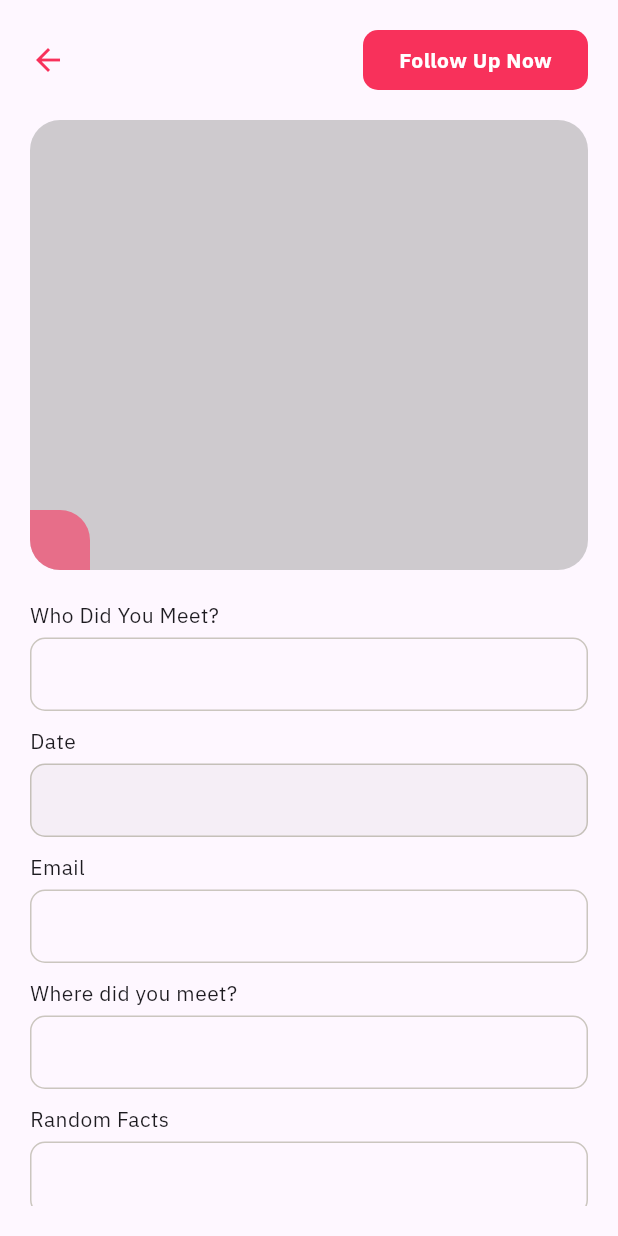
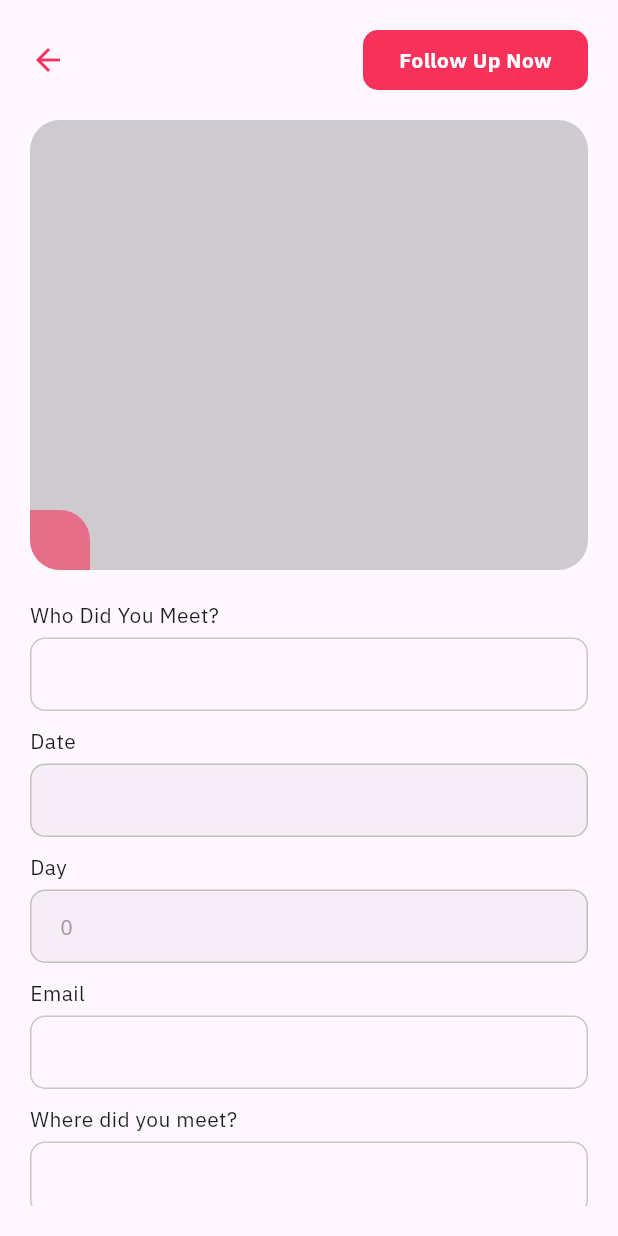
Before and after one commit to punchagency/heyfollowup-client, a Flutter app: the FollowUpDetailScreen screen opened directly with empty values, on a phone screen of 412 x 824 dp. Run offline on Flutter 3.47's test engine with Material 3 defaults, Android fonts, the phone set to English and light mode, and no system bars; our stand-ins replace another_flushbar, cached_network_image, camera, dio, flutter_markdown, flutter_spinkit and 11 more; missing offline and left inert: country_pickers, qr_code_scanner_plus; accounts and stored records are empty.

```diff
--- a/lib/data/models/follow_up_model.dart
+++ b/lib/data/models/follow_up_model.dart
@@ -15,6 +15,7 @@ class FollowUpModel {
   String? createdAt;
   String? updatedAt;
   int? iV;
+  int? followUpDays;
 
   FollowUpModel(
       {this.sId,
@@ -32,6 +33,7 @@ class FollowUpModel {
         this.phoneNumber,
         this.createdAt,
         this.updatedAt,
+        this.followUpDays,
         this.iV});
 
   FollowUpModel.fromJson(Map<String, dynamic> json) {
@@ -51,6 +53,7 @@ class FollowUpModel {
     createdAt = json['createdAt'];
     updatedAt = json['updatedAt'];
     iV = json['__v'];
+    followUpDays = json['followUpDays'];
   }
 
   Map<String, dynamic> toJson() {
@@ -71,6 +74,7 @@ class FollowUpModel {
     data['createdAt'] = this.createdAt;
     data['updatedAt'] = this.updatedAt;
     data['__v'] = this.iV;
+    data['followUpDays'] = this.followUpDays;
     return data;
   }
 }
--- a/lib/data/server/endpoints.dart
+++ b/lib/data/server/endpoints.dart
@@ -1,6 +1,7 @@
 class EndPoints {
   //base url
-  static String baseUrl = 'https://heyfollowup-server-c6d66688c3f4.herokuapp.com';
+  static String baseUrl = 'https://heyfollowup-60c6683d99c1.herokuapp.com';
+  // static String baseUrl = 'https://heyfollowup-server-c6d66688c3f4.herokuapp.com';
 
   static String login = '$baseUrl/api/auth/signin';
   static String signup = '$baseUrl/api/auth/signup';
--- a/lib/screens/follow_up_detail/follow_up_detail_screen.dart
+++ b/lib/screens/follow_up_detail/follow_up_detail_screen.dart
@@ -106,10 +106,12 @@ class FollowUpDetailScreen extends StatelessWidget {
                           height: 10,
                         ),
                         _buildDate(model),
-                        // const SizedBox(
-                        //   height: 10,
-                        // ),
-                        // _buildDay(model),
+                        if(!model.isFollowUpNow)...[
+                          const SizedBox(
+                            height: 10,
+                          ),
+                          _buildDay(model),
+                        ],
                         const SizedBox(
                           height: 10,
                         ),
@@ -240,7 +242,7 @@ class FollowUpDetailScreen extends StatelessWidget {
         ),
         CustomTextFormField(
           enabled: false,
-          hintText: "Sat, May 11, 2025",
+          hintText: '${followup.followUpDays ?? 0}',
           textInputType: TextInputType.emailAddress,
           contentPadding: EdgeInsets.symmetric(
             horizontal: 16,
--- a/lib/screens/get_started/view_model/get_started_vm.dart
+++ b/lib/screens/get_started/view_model/get_started_vm.dart
@@ -96,8 +96,7 @@ class GetStartedVm extends BaseModel {
       data: {
         "full_name": fullNameController.text,
         "email": emailController.text,
-        "phoneNumber":
-            "+${selectedCountry.phoneCode}${phoneNumberController.text}",
+        // "phoneNumber": "+${selectedCountry.phoneCode}${phoneNumberController.text}",
         "password": passwordController.text
       },
     );
```
Also changed, not shown: lib/screens/get_started/widgets/signup_screen.dart (+4 -4 lines), lib/screens/profile_screen/profile_screen.dart (+51 -5 lines), lib/screens/profile_screen/view_model/profile_screen_vm.dart (+23 -13 lines), 1 other file.
